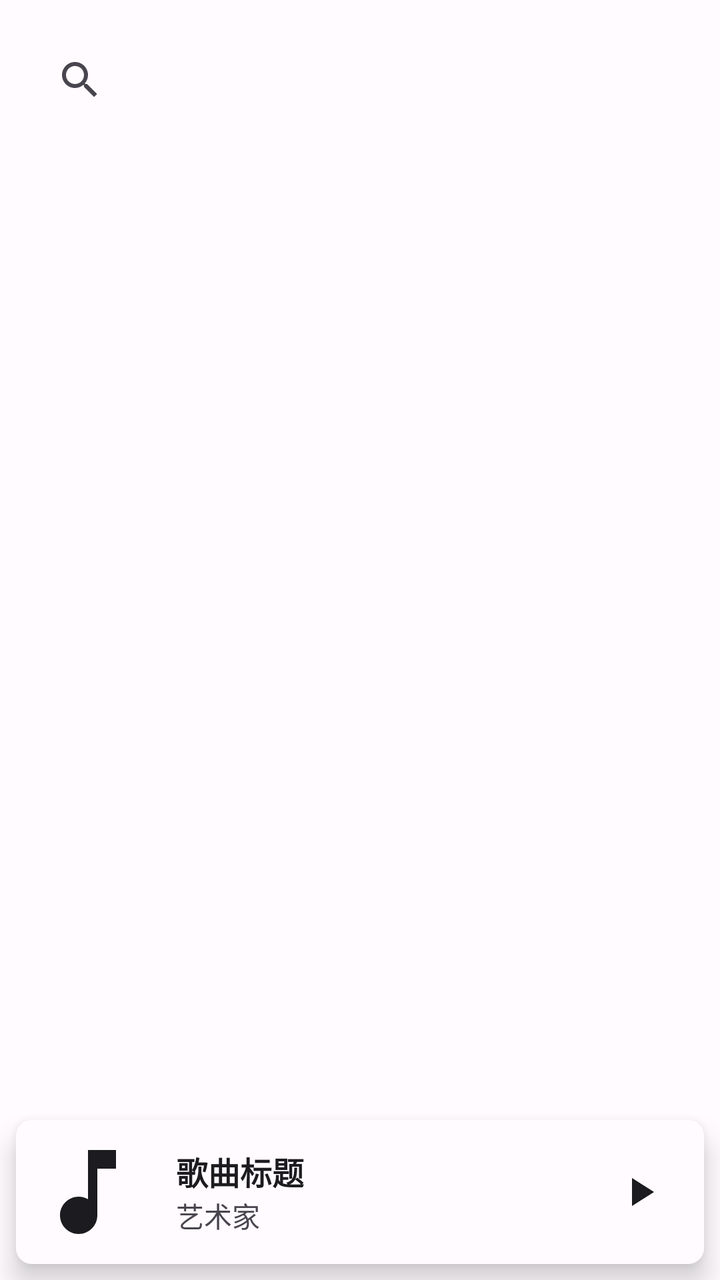
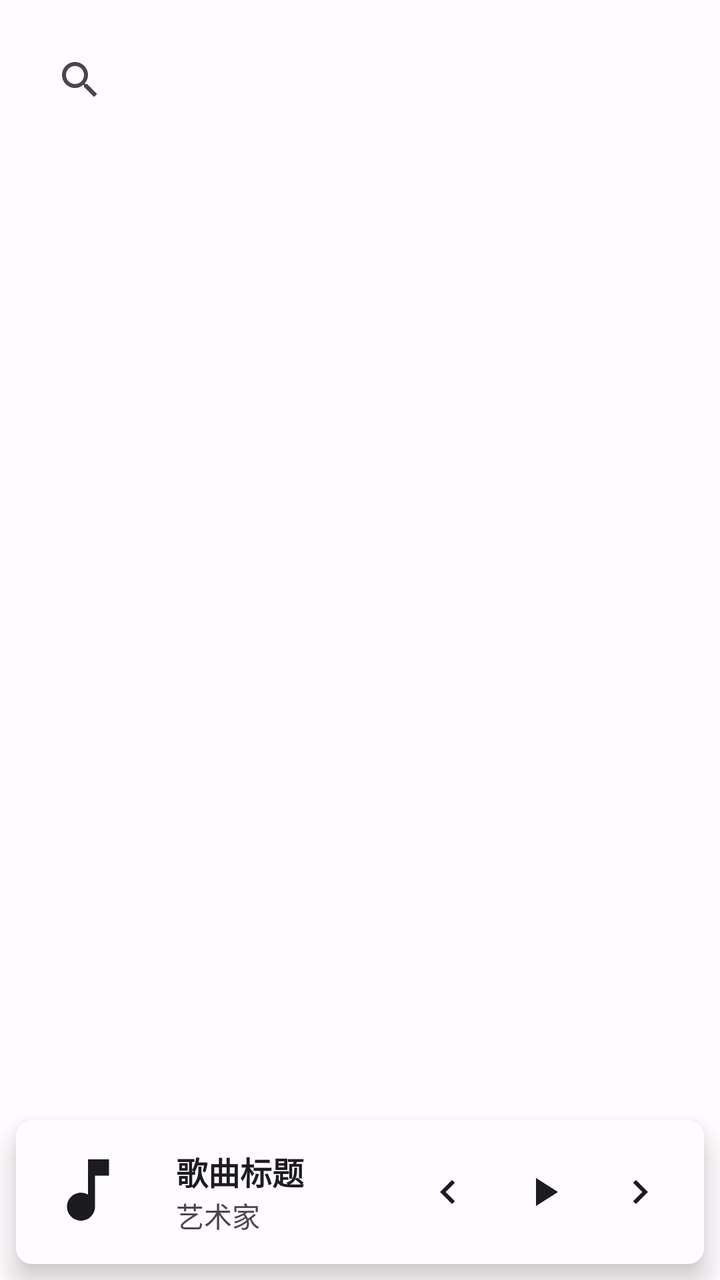

Compare the two renders of this Android layout. The source of the first and the diff that turns it into the second are given below.
<!-- AndroidManifest.xml: activity theme Theme.UnicornPlayer -->
<!-- res/layout/activity_main.xml -->
<?xml version="1.0" encoding="utf-8"?>
<androidx.constraintlayout.widget.ConstraintLayout xmlns:android="http://schemas.android.com/apk/res/android"
    xmlns:app="http://schemas.android.com/apk/res-auto"
    xmlns:tools="http://schemas.android.com/tools"
    android:layout_width="match_parent"
    android:layout_height="match_parent"
    android:background="@color/background">

    <androidx.appcompat.widget.SearchView
        android:id="@+id/searchView"
        android:layout_width="0dp"
        android:layout_height="wrap_content"
        android:layout_margin="16dp"
        android:queryHint="搜索音乐..."
        app:layout_constraintEnd_toEndOf="parent"
        app:layout_constraintStart_toStartOf="parent"
        app:layout_constraintTop_toTopOf="parent" />

    <androidx.recyclerview.widget.RecyclerView
        android:id="@+id/recyclerView"
        android:layout_width="0dp"
        android:layout_height="0dp"
        android:layout_marginTop="8dp"
        android:layout_marginBottom="80dp"
        app:layout_constraintBottom_toTopOf="@+id/bottomPlayer"
        app:layout_constraintEnd_toEndOf="parent"
        app:layout_constraintStart_toStartOf="parent"
        app:layout_constraintTop_toBottomOf="@+id/searchView"
        tools:listitem="@layout/item_song" />

    <ProgressBar
        android:id="@+id/progressBar"
        android:layout_width="wrap_content"
        android:layout_height="wrap_content"
        android:visibility="gone"
        app:layout_constraintBottom_toBottomOf="parent"
        app:layout_constraintEnd_toEndOf="parent"
        app:layout_constraintStart_toStartOf="parent"
        app:layout_constraintTop_toTopOf="parent" />

    <androidx.cardview.widget.CardView
        android:id="@+id/bottomPlayer"
        android:layout_width="0dp"
        android:layout_height="72dp"
        android:layout_margin="8dp"
        app:cardCornerRadius="8dp"
        app:cardElevation="8dp"
        app:layout_constraintBottom_toBottomOf="parent"
        app:layout_constraintEnd_toEndOf="parent"
        app:layout_constraintStart_toStartOf="parent">

        <androidx.constraintlayout.widget.ConstraintLayout
            android:layout_width="match_parent"
            android:layout_height="match_parent"
            android:background="@color/surface"
            android:padding="8dp">

            <ImageView
                android:id="@+id/albumArt"
                android:layout_width="56dp"
                android:layout_height="56dp"
                android:contentDescription="专辑封面"
                android:scaleType="centerCrop"
                android:src="@drawable/ic_music_note"
                app:layout_constraintBottom_toBottomOf="parent"
                app:layout_constraintStart_toStartOf="parent"
                app:layout_constraintTop_toTopOf="parent" />

            <TextView
                android:id="@+id/songTitle"
                android:layout_width="0dp"
                android:layout_height="wrap_content"
                android:layout_marginStart="16dp"
                android:layout_marginEnd="16dp"
                android:ellipsize="end"
                android:maxLines="1"
                android:text="歌曲标题"
                android:textColor="@color/onSurface"
                android:textSize="16sp"
                android:textStyle="bold"
                app:layout_constraintBottom_toTopOf="@+id/artistName"
                app:layout_constraintEnd_toStartOf="@+id/playButton"
                app:layout_constraintStart_toEndOf="@+id/albumArt"
                app:layout_constraintTop_toTopOf="parent"
                app:layout_constraintVertical_chainStyle="packed" />

            <TextView
                android:id="@+id/artistName"
                android:layout_width="0dp"
                android:layout_height="wrap_content"
                android:layout_marginStart="16dp"
                android:layout_marginEnd="16dp"
                android:ellipsize="end"
                android:maxLines="1"
                android:text="艺术家"
                android:textColor="@color/onSurfaceVariant"
                android:textSize="14sp"
                app:layout_constraintBottom_toBottomOf="parent"
                app:layout_constraintEnd_toStartOf="@+id/playButton"
                app:layout_constraintStart_toEndOf="@+id/albumArt"
                app:layout_constraintTop_toBottomOf="@+id/songTitle" />

            <ImageButton
                android:id="@+id/playButton"
                android:layout_width="48dp"
                android:layout_height="48dp"
                android:background="?attr/selectableItemBackgroundBorderless"
                android:contentDescription="播放/暂停"
                android:src="@drawable/ic_play"
                app:layout_constraintBottom_toBottomOf="parent"
                app:layout_constraintEnd_toEndOf="parent"
                app:layout_constraintTop_toTopOf="parent" />

        </androidx.constraintlayout.widget.ConstraintLayout>

    </androidx.cardview.widget.CardView>

</androidx.constraintlayout.widget.ConstraintLayout>
<!-- res/layout/item_song.xml (included above) -->
<?xml version="1.0" encoding="utf-8"?>
<androidx.cardview.widget.CardView xmlns:android="http://schemas.android.com/apk/res/android"
    xmlns:app="http://schemas.android.com/apk/res-auto"
    android:layout_width="match_parent"
    android:layout_height="wrap_content"
    android:layout_marginHorizontal="8dp"
    android:layout_marginVertical="4dp"
    app:cardCornerRadius="8dp"
    app:cardElevation="2dp">

    <androidx.constraintlayout.widget.ConstraintLayout
        android:layout_width="match_parent"
        android:layout_height="72dp"
        android:background="@color/surface"
        android:padding="12dp">

        <ImageView
            android:id="@+id/albumArt"
            android:layout_width="48dp"
            android:layout_height="48dp"
            android:contentDescription="专辑封面"
            android:scaleType="centerCrop"
            android:src="@drawable/ic_music_note"
            app:layout_constraintBottom_toBottomOf="parent"
            app:layout_constraintStart_toStartOf="parent"
            app:layout_constraintTop_toTopOf="parent" />

        <TextView
            android:id="@+id/songTitle"
            android:layout_width="0dp"
            android:layout_height="wrap_content"
            android:layout_marginStart="16dp"
            android:layout_marginEnd="16dp"
            android:ellipsize="end"
            android:maxLines="1"
            android:text="歌曲标题"
            android:textColor="@color/onSurface"
            android:textSize="16sp"
            android:textStyle="bold"
            app:layout_constraintBottom_toTopOf="@+id/artistName"
            app:layout_constraintEnd_toStartOf="@+id/duration"
            app:layout_constraintStart_toEndOf="@+id/albumArt"
            app:layout_constraintTop_toTopOf="parent"
            app:layout_constraintVertical_chainStyle="packed" />

        <TextView
            android:id="@+id/artistName"
            android:layout_width="0dp"
            android:layout_height="wrap_content"
            android:layout_marginStart="16dp"
            android:layout_marginEnd="16dp"
            android:ellipsize="end"
            android:maxLines="1"
            android:text="艺术家"
            android:textColor="@color/onSurfaceVariant"
            android:textSize="14sp"
            app:layout_constraintBottom_toTopOf="@+id/albumName"
            app:layout_constraintEnd_toStartOf="@+id/duration"
            app:layout_constraintStart_toEndOf="@+id/albumArt"
            app:layout_constraintTop_toBottomOf="@+id/songTitle" />

        <TextView
            android:id="@+id/albumName"
            android:layout_width="0dp"
            android:layout_height="wrap_content"
            android:layout_marginStart="16dp"
            android:layout_marginEnd="16dp"
            android:ellipsize="end"
            android:maxLines="1"
            android:text="专辑"
            android:textColor="@color/onSurfaceVariant"
            android:textSize="12sp"
            app:layout_constraintBottom_toBottomOf="parent"
            app:layout_constraintEnd_toStartOf="@+id/duration"
            app:layout_constraintStart_toEndOf="@+id/albumArt"
            app:layout_constraintTop_toBottomOf="@+id/artistName" />

        <TextView
            android:id="@+id/duration"
            android:layout_width="wrap_content"
            android:layout_height="wrap_content"
            android:text="0:00"
            android:textColor="@color/onSurfaceVariant"
            android:textSize="12sp"
            app:layout_constraintBottom_toBottomOf="parent"
            app:layout_constraintEnd_toEndOf="parent"
            app:layout_constraintTop_toTopOf="parent" />

    </androidx.constraintlayout.widget.ConstraintLayout>

</androidx.cardview.widget.CardView>
<!-- resources referenced by this layout -->
<resources>
  <color name="background">#FFFBFE</color>
  <color name="onSurface">#1C1B1F</color>
  <color name="onSurfaceVariant">#49454F</color>
  <color name="surface">#FFFBFE</color>
  <!-- drawable ic_music_note (drawable) -->
  <?xml version="1.0" encoding="utf-8"?>
  <vector xmlns:android="http://schemas.android.com/apk/res/android"
      android:width="24dp"
      android:height="24dp"
      android:viewportWidth="24"
      android:viewportHeight="24"
      android:tint="?attr/colorOnSurface">
      <path
          android:fillColor="@android:color/white"
          android:pathData="M12,3v10.55c-0.59,-0.34 -1.27,-0.55 -2,-0.55 -2.21,0 -4,1.79 -4,4s1.79,4 4,4 4,-1.79 4,-4V7h4V3h-6z"/>
  </vector>
  <!-- drawable ic_play (drawable) -->
  <?xml version="1.0" encoding="utf-8"?>
  <vector xmlns:android="http://schemas.android.com/apk/res/android"
      android:width="24dp"
      android:height="24dp"
      android:viewportWidth="24"
      android:viewportHeight="24"
      android:tint="?attr/colorOnSurface">
      <path
          android:fillColor="@android:color/white"
          android:pathData="M8,5v14l11,-7z"/>
  </vector>
  <color name="primary">#6750A4</color>
  <color name="onPrimary">#FFFFFF</color>
  <color name="primaryContainer">#EADDFF</color>
  <color name="onPrimaryContainer">#21005D</color>
  <color name="secondary">#625B71</color>
  <color name="onSecondary">#FFFFFF</color>
  <color name="secondaryContainer">#E8DEF8</color>
  <color name="onSecondaryContainer">#1D192B</color>
  <color name="tertiary">#7D5260</color>
  <color name="onTertiary">#FFFFFF</color>
  <color name="tertiaryContainer">#FFD8E4</color>
  <color name="onTertiaryContainer">#31111D</color>
  <color name="error">#BA1A1A</color>
  <color name="onError">#FFFFFF</color>
  <color name="errorContainer">#FFDAD6</color>
  <color name="onErrorContainer">#410002</color>
  <color name="onBackground">#1C1B1F</color>
  <color name="surfaceVariant">#E7E0EC</color>
  <color name="outline">#79747E</color>
  <color name="outlineVariant">#CAC4D0</color>
  <!-- unchanged entries left out for length: 1 -->
</resources>

<!-- the commit's change to res/layout/activity_main.xml (unified diff, before → after) -->
@@ -101,6 +101,28 @@
                 app:layout_constraintTop_toBottomOf="@+id/songTitle" />
 
             <ImageButton
+                android:id="@+id/previousButton"
+                android:layout_width="48dp"
+                android:layout_height="48dp"
+                android:background="?attr/selectableItemBackgroundBorderless"
+                android:contentDescription="上一首"
+                android:src="@drawable/ic_previous"
+                app:layout_constraintBottom_toBottomOf="parent"
+                app:layout_constraintEnd_toStartOf="@+id/playButton"
+                app:layout_constraintTop_toTopOf="parent" />
+
+            <ImageButton
+                android:id="@+id/nextButton"
+                android:layout_width="48dp"
+                android:layout_height="48dp"
+                android:background="?attr/selectableItemBackgroundBorderless"
+                android:contentDescription="下一首"
+                android:src="@drawable/ic_next"
+                app:layout_constraintBottom_toBottomOf="parent"
+                app:layout_constraintEnd_toEndOf="parent"
+                app:layout_constraintTop_toTopOf="parent" />
+
+            <ImageButton
                 android:id="@+id/playButton"
                 android:layout_width="48dp"
                 android:layout_height="48dp"
@@ -108,7 +130,7 @@
                 android:contentDescription="播放/暂停"
                 android:src="@drawable/ic_play"
                 app:layout_constraintBottom_toBottomOf="parent"
-                app:layout_constraintEnd_toEndOf="parent"
+                app:layout_constraintEnd_toStartOf="@+id/nextButton"
                 app:layout_constraintTop_toTopOf="parent" />
 
         </androidx.constraintlayout.widget.ConstraintLayout>
@@ -129,9 +151,12 @@
 
     <androidx.constraintlayout.widget.ConstraintLayout
         android:layout_width="match_parent"
-        android:layout_height="72dp"
+        android:layout_height="68dp"
         android:background="@color/surface"
-        android:padding="12dp">
+        android:paddingStart="12dp"
+        android:paddingTop="6dp"
+        android:paddingEnd="12dp"
+        android:paddingBottom="6dp">
 
         <ImageView
             android:id="@+id/albumArt"
@@ -172,7 +197,7 @@
             android:maxLines="1"
             android:text="艺术家"
             android:textColor="@color/onSurfaceVariant"
-            android:textSize="14sp"
+            android:textSize="12sp"
             app:layout_constraintBottom_toTopOf="@+id/albumName"
             app:layout_constraintEnd_toStartOf="@+id/duration"
             app:layout_constraintStart_toEndOf="@+id/albumArt"
@@ -185,10 +210,12 @@
             android:layout_marginStart="16dp"
             android:layout_marginEnd="16dp"
             android:ellipsize="end"
+            android:includeFontPadding="false"
             android:maxLines="1"
             android:text="专辑"
             android:textColor="@color/onSurfaceVariant"
             android:textSize="12sp"
+            app:layout_constrainedHeight="true"
             app:layout_constraintBottom_toBottomOf="parent"
             app:layout_constraintEnd_toStartOf="@+id/duration"
             app:layout_constraintStart_toEndOf="@+id/albumArt"
<!-- resource entries referenced after the edit -->
@@ -14,7 +14,19 @@
       android:tint="?attr/colorOnSurface">
       <path
           android:fillColor="@android:color/white"
-          android:pathData="M12,3v10.55c-0.59,-0.34 -1.27,-0.55 -2,-0.55 -2.21,0 -4,1.79 -4,4s1.79,4 4,4 4,-1.79 4,-4V7h4V3h-6z"/>
+          android:pathData="M12,5v7.55c-0.44,-0.26 -0.95,-0.42 -1.5,-0.42 -1.66,0 -3,1.34 -3,3s1.34,3 3,3 3,-1.34 3,-3V8.5h3V5h-4.5z"/>
+  </vector>
+  <!-- drawable ic_next (drawable) -->
+  <?xml version="1.0" encoding="utf-8"?>
+  <vector xmlns:android="http://schemas.android.com/apk/res/android"
+      android:width="24dp"
+      android:height="24dp"
+      android:viewportWidth="24"
+      android:viewportHeight="24"
+      android:tint="?attr/colorOnSurface">
+      <path
+          android:fillColor="@android:color/white"
+          android:pathData="M10,6L8.59,7.41 13.17,12l-4.58,4.59L10,18l6,-6z"/>
   </vector>
   <!-- drawable ic_play (drawable) -->
   <?xml version="1.0" encoding="utf-8"?>
@@ -27,6 +39,18 @@
       <path
           android:fillColor="@android:color/white"
           android:pathData="M8,5v14l11,-7z"/>
+  </vector>
+  <!-- drawable ic_previous (drawable) -->
+  <?xml version="1.0" encoding="utf-8"?>
+  <vector xmlns:android="http://schemas.android.com/apk/res/android"
+      android:width="24dp"
+      android:height="24dp"
+      android:viewportWidth="24"
+      android:viewportHeight="24"
+      android:tint="?attr/colorOnSurface">
+      <path
+          android:fillColor="@android:color/white"
+          android:pathData="M15.41,7.41L14,6l-6,6 6,6 1.41,-1.41L10.83,12z"/>
   </vector>
   <color name="primary">#6750A4</color>
   <color name="onPrimary">#FFFFFF</color>
